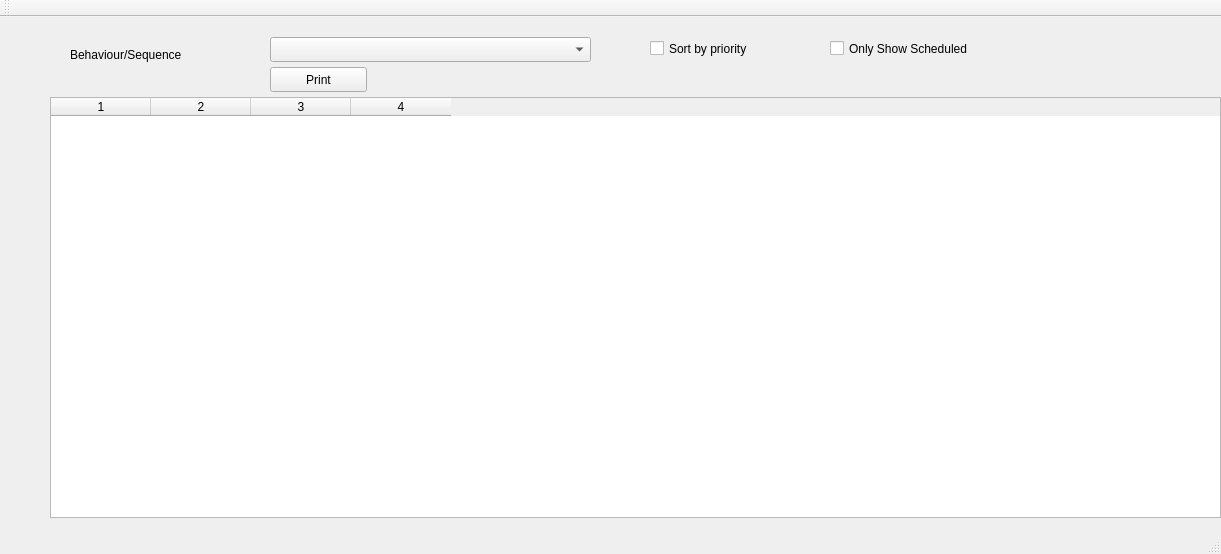
Above: BehaviourViewer/mainwindow.ui from ipa320/accompany before the change. Below: the same form after it.
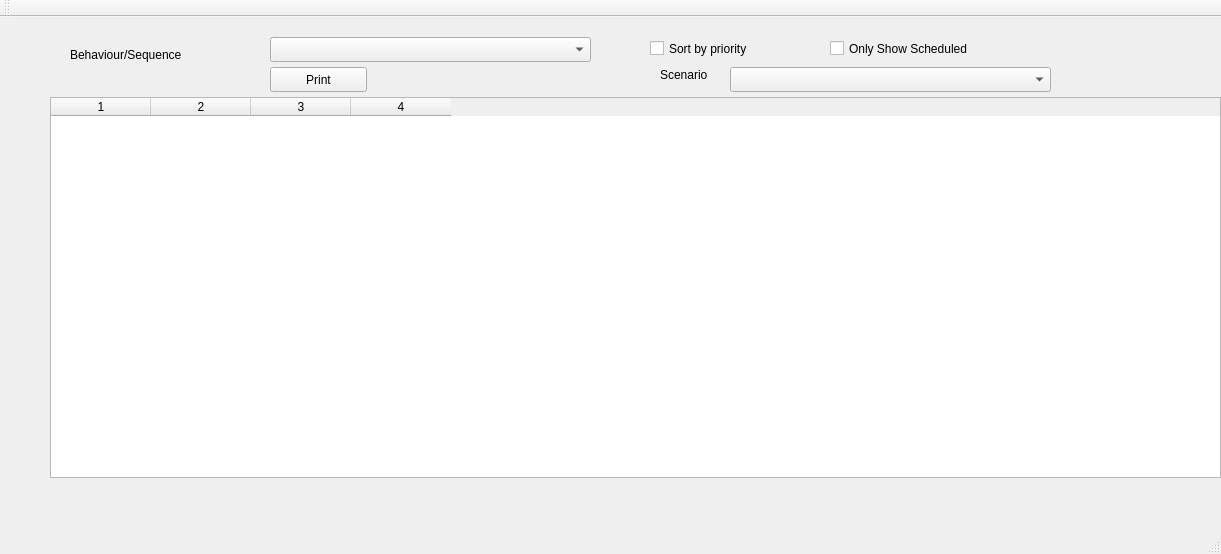
That is the form after the change.

Patch:
```diff
--- a/BehaviourViewer/mainwindow.ui
+++ b/BehaviourViewer/mainwindow.ui
@@ -37,12 +37,12 @@
      <string>Behaviour/Sequence</string>
     </property>
    </widget>
-   <widget class="QLabel" name="userLabel">
+   <widget class="QLabel" name="locnLabel">
     <property name="geometry">
      <rect>
-      <x>840</x>
-      <y>60</y>
-      <width>281</width>
+      <x>330</x>
+      <y>470</y>
+      <width>501</width>
       <height>20</height>
      </rect>
     </property>
@@ -56,7 +56,7 @@
       <x>50</x>
       <y>80</y>
       <width>1171</width>
-      <height>421</height>
+      <height>381</height>
      </rect>
     </property>
     <property name="horizontalScrollMode">
@@ -96,19 +96,6 @@
      <string>Only Show Scheduled </string>
     </property>
    </widget>
-   <widget class="QLabel" name="locnLabel">
-    <property name="geometry">
-     <rect>
-      <x>1130</x>
-      <y>60</y>
-      <width>53</width>
-      <height>14</height>
-     </rect>
-    </property>
-    <property name="text">
-     <string/>
-    </property>
-   </widget>
    <widget class="QPushButton" name="pushButton">
     <property name="geometry">
      <rect>
@@ -122,6 +109,29 @@
      <string>Print</string>
     </property>
    </widget>
+   <widget class="QComboBox" name="scenComboBox">
+    <property name="geometry">
+     <rect>
+      <x>730</x>
+      <y>50</y>
+      <width>321</width>
+      <height>25</height>
+     </rect>
+    </property>
+   </widget>
+   <widget class="QLabel" name="label_2">
+    <property name="geometry">
+     <rect>
+      <x>660</x>
+      <y>50</y>
+      <width>62</width>
+      <height>16</height>
+     </rect>
+    </property>
+    <property name="text">
+     <string>Scenario</string>
+    </property>
+   </widget>
   </widget>
   <widget class="QMenuBar" name="menuBar">
    <property name="geometry">
```
Left out of the diff: 3 changed lines with no effect on the pictures.
